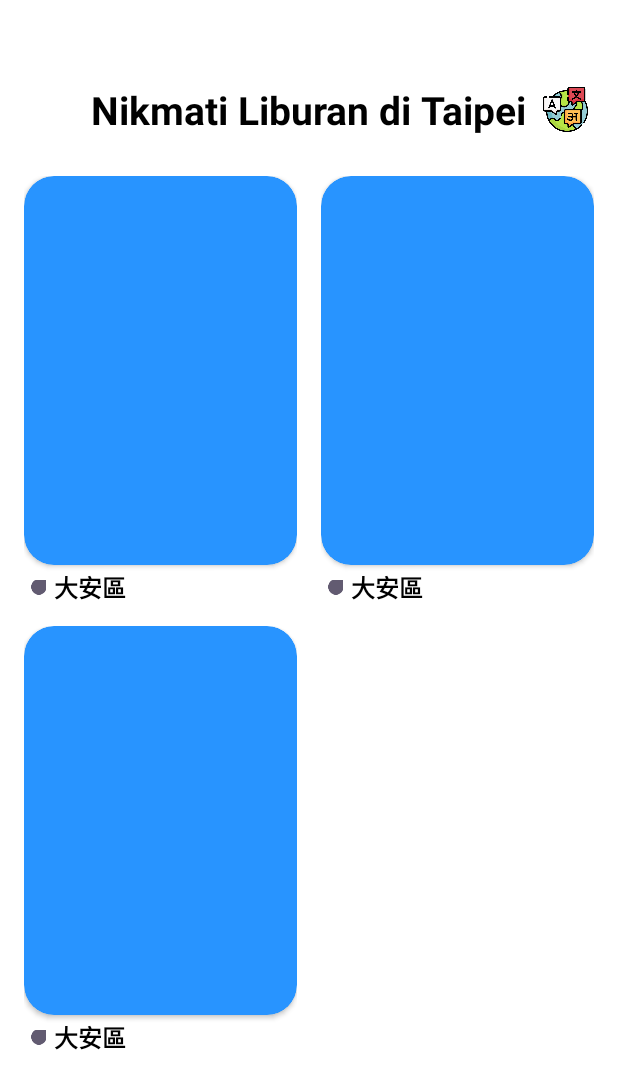
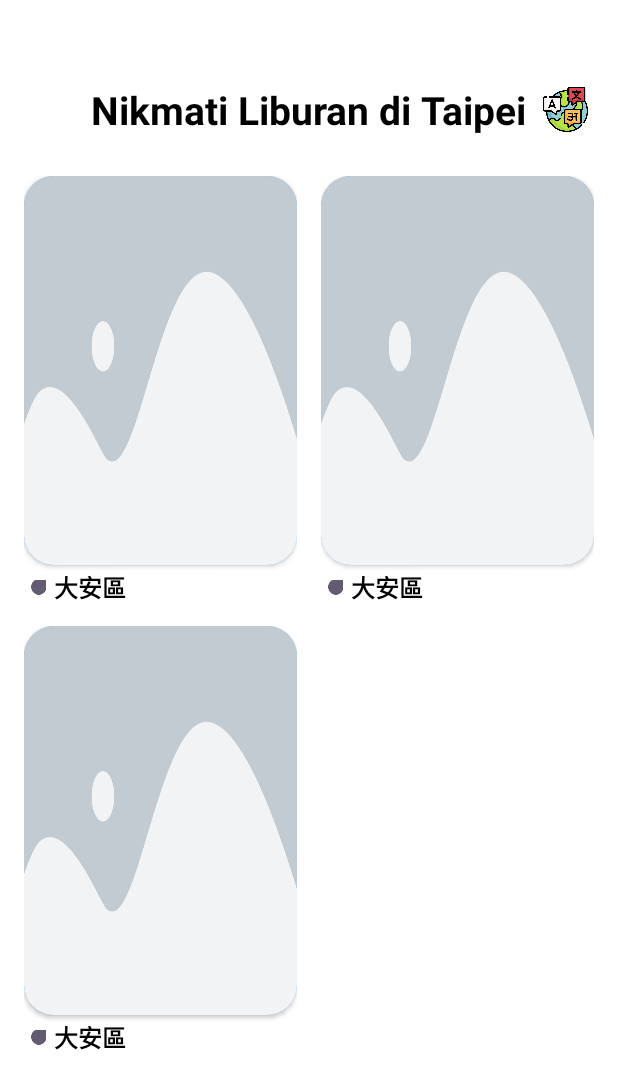
Before and after one commit to h160799/wistron_interview, an Android app: the layout fragment_home.xml on its own in the app's theme, with its tools: preview values and no code run, on a phone screen of 412 x 824 dp. Shown: the top 1089 px of the screen. Run offline under Robolectric (Android 15) with nearby library versions, the phone set to English and light mode, and no system bars.

Commit message:
add homepage image

```diff
--- a/app/build.gradle
+++ b/app/build.gradle
@@ -100,6 +100,4 @@ dependencies {
 
     //Lottie
     implementation 'com.airbnb.android:lottie:3.4.1'
-
-
 }
--- a/app/src/main/java/com/example/wistron_interview/MainActivity.kt
+++ b/app/src/main/java/com/example/wistron_interview/MainActivity.kt
@@ -3,14 +3,11 @@ package com.example.wistron_interview
 import androidx.appcompat.app.AppCompatActivity
 import android.os.Bundle
 import android.view.View
-import androidx.navigation.Navigation
-import androidx.navigation.fragment.NavHostFragment
 import com.example.wistron_interview.databinding.ActivityMainBinding
 
 class MainActivity : AppCompatActivity() {
 
     private lateinit var binding: ActivityMainBinding
-    private lateinit var navHostFragment: NavHostFragment
 
     override fun onCreate(savedInstanceState: Bundle?) {
         super.onCreate(savedInstanceState)
--- a/app/src/main/res/layout/item_district.xml
+++ b/app/src/main/res/layout/item_district.xml
@@ -7,7 +7,6 @@
     xmlns:tools="http://schemas.android.com/tools">
 
     <androidx.cardview.widget.CardView
-        android:id="@+id/district_image"
         android:layout_width="0dp"
         android:layout_height="0dp"
         app:layout_constraintTop_toTopOf="parent"
@@ -16,7 +15,15 @@
         app:layout_constraintBottom_toTopOf="@id/district_text"
         app:cardBackgroundColor="@color/blue"
         app:cardCornerRadius="20dp"
-        app:cardElevation="@dimen/cardview_default_elevation"/>
+        app:cardElevation="@dimen/cardview_default_elevation">
+
+        <ImageView
+            android:id="@+id/district_image"
+            android:layout_width="match_parent"
+            android:layout_height="match_parent"
+            android:scaleType="fitXY"
+            android:background="@drawable/no_image"/>
+    </androidx.cardview.widget.CardView>
 
     <ImageView
         android:id="@+id/district_src"
```
Also changed, not shown: app/src/main/java/com/example/wistron_interview/SharePreferenceHelper.kt (deleted, +0 -17 lines), app/src/main/java/com/example/wistron_interview/data/DistrictInfo.kt (+15 -13 lines), app/src/main/java/com/example/wistron_interview/home/DistrictAdapter.kt (+10 -3 lines), app/src/main/res/drawable/nangang.png (added), app/src/main/res/drawable/shilin.png (added), app/src/main/res/drawable/songshan.png (added), app/src/main/res/drawable/wenshan.png (added), app/src/main/res/drawable/xinyi.png (added), app/src/main/res/drawable/zhongshan.png (added), 6 other files.
